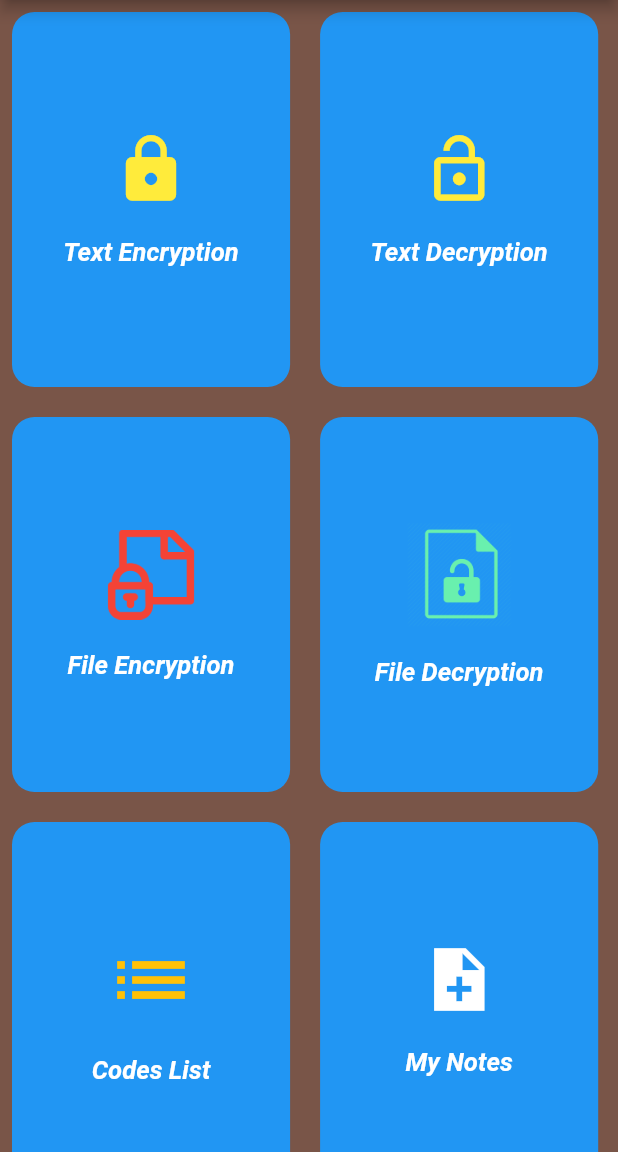
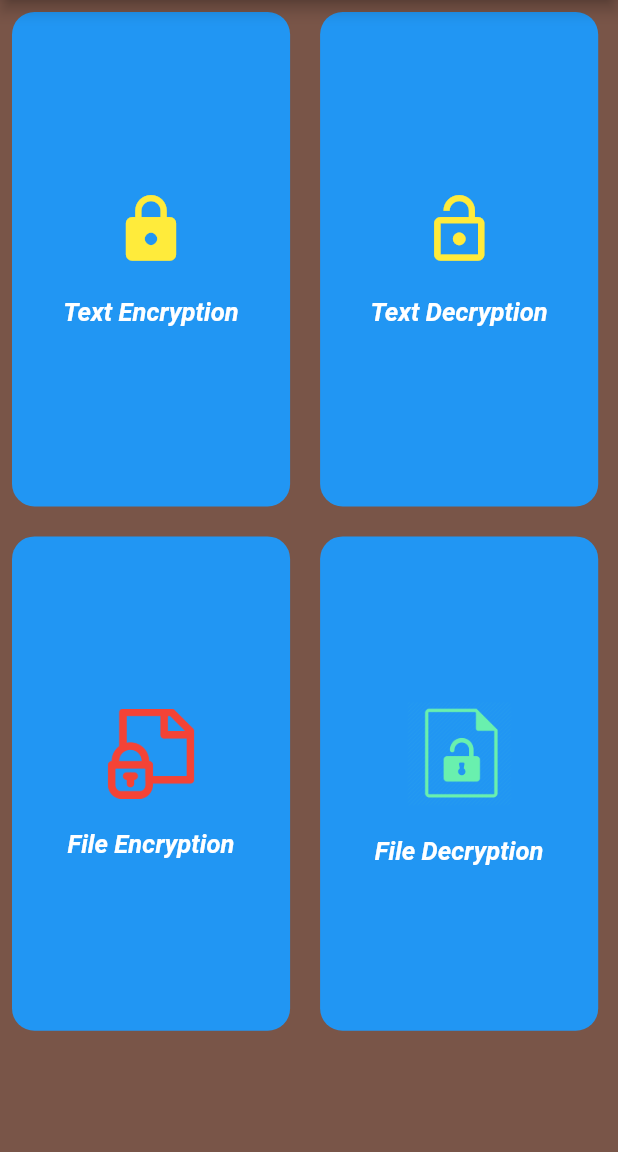
Before and after one commit to gaurav822/FullyEncrypted, a Flutter app: the screen it shows after launch, on a phone screen of 412 x 824 dp, the part 84-1236 px from its top. Run offline on Flutter 3.47's test engine with Material 2 defaults, Android fonts, the phone set to English and light mode, and no system bars; our stand-ins replace fluttertoast, get, permission_handler, progress_dialog, random_string; missing offline and left inert: aes_crypt, encrypt, gx_file_picker.

```diff
--- a/lib/Screens/home.dart
+++ b/lib/Screens/home.dart
@@ -32,8 +32,7 @@ class HomePage extends StatelessWidget {
 
   Widget _body(BuildContext context){
 
-    return SingleChildScrollView(
-          child: Padding(
+    return Padding(
             padding: const EdgeInsets.all(8.0),
             child: Wrap(
         runSpacing: 20,
@@ -65,14 +64,10 @@ class HomePage extends StatelessWidget {
                Navigator.push(context, MaterialPageRoute(builder: (context)=>FileDecryptionPage()));
              },
              child: _eachContainer(image: Image.asset("assets/decrypt.png", height: 70,color: Colors.greenAccent,),name: "File Decryption")),
-          _eachContainer(image: Icon(Icons.list,size: 60,color: Colors.amber,),name: "Codes List"),
-          _eachContainer(image: Icon(Icons.note_add_sharp,size: 50,color: Colors.white),name: "My Notes"),
-          _eachContainer(image: Icon(Icons.settings,size: 50,color: Colors.red),name: "Tools"),
-           _eachContainer(image:Icon(Icons.domain,size: 50,color: Colors.indigo) ,name: "About"),
 
         ],
       ),
-          ),
+
     );
   }
 
@@ -81,7 +76,7 @@ class HomePage extends StatelessWidget {
     return Padding(
       padding: const EdgeInsets.all(0),
       child: Container(
-            height: 250,
+            height: Get.height*.4,
             width: Get.width*.45,
             decoration: BoxDecoration(
               borderRadius: BorderRadius.circular(15),
```
Also changed, not shown: 3 other files.
